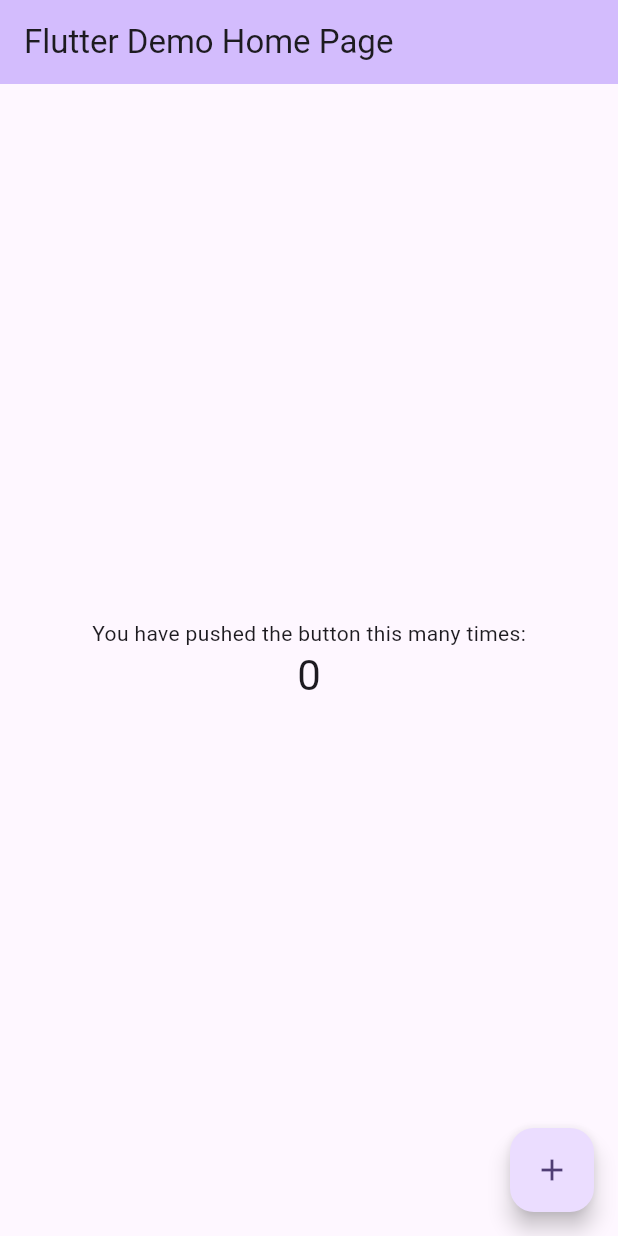
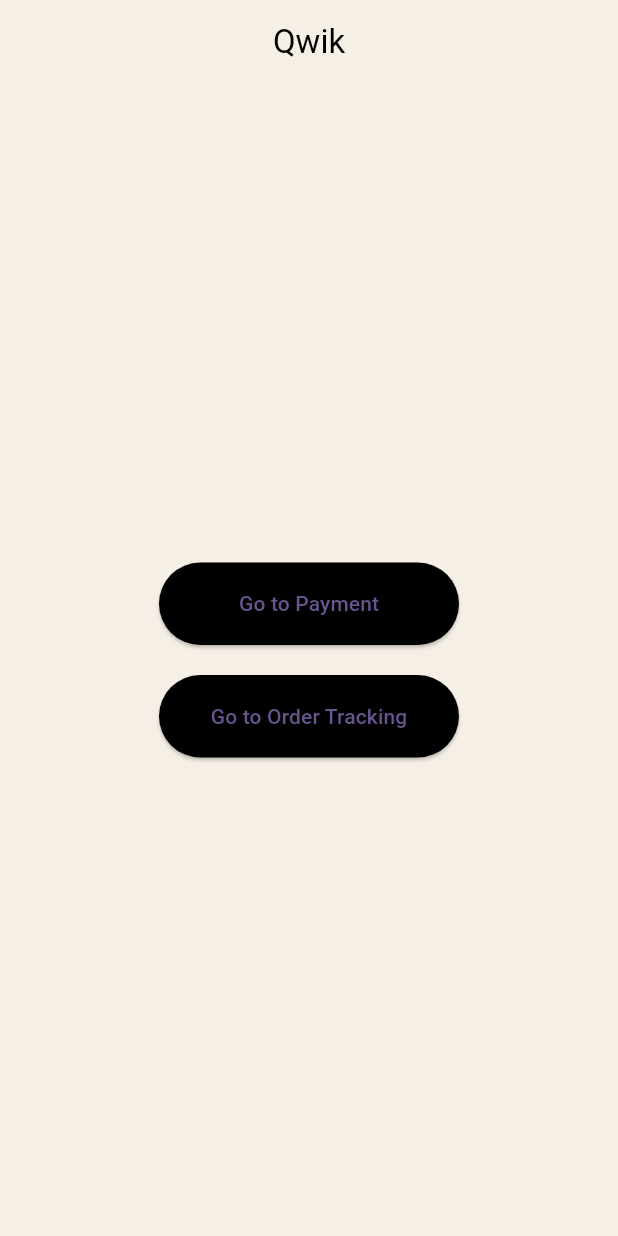
Before and after one commit to Devedemana/Qwik, a Flutter app: the screen it shows after launch, on a phone screen of 412 x 824 dp. Run offline on Flutter 3.47's test engine with Material 3 defaults, Android fonts, the light colour scheme and no system bars.

Commit message:
Frontend-Order and Payment System

```diff
--- a/mobile_app/lib/main.dart
+++ b/mobile_app/lib/main.dart
@@ -1,4 +1,133 @@
+// import 'package:flutter/material.dart';
+
+// void main() {
+//   runApp(const MyApp());
+// }
+
+// class MyApp extends StatelessWidget {
+//   const MyApp({super.key});
+
+//   // This widget is the root of your application.
+//   @override
+//   Widget build(BuildContext context) {
+//     return MaterialApp(
+//       title: 'Flutter Demo',
+//       theme: ThemeData(
+//         // This is the theme of your application.
+//         //
+//         // TRY THIS: Try running your application with "flutter run". You'll see
+//         // the application has a purple toolbar. Then, without quitting the app,
+//         // try changing the seedColor in the colorScheme below to Colors.green
+//         // and then invoke "hot reload" (save your changes or press the "hot
+//         // reload" button in a Flutter-supported IDE, or press "r" if you used
+//         // the command line to start the app).
+//         //
+//         // Notice that the counter didn't reset back to zero; the application
+//         // state is not lost during the reload. To reset the state, use hot
+//         // restart instead.
+//         //
+//         // This works for code too, not just values: Most code changes can be
+//         // tested with just a hot reload.
+//         colorScheme: .fromSeed(seedColor: Colors.deepPurple),
+//       ),
+//       home: const MyHomePage(title: 'Flutter Demo Home Page'),
+//     );
+//   }
+// }
+
+// class MyHomePage extends StatefulWidget {
+//   const MyHomePage({super.key, required this.title});
+
+//   // This widget is the home page of your application. It is stateful, meaning
+//   // that it has a State object (defined below) that contains fields that affect
+//   // how it looks.
+
+//   // This class is the configuration for the state. It holds the values (in this
+//   // case the title) provided by the parent (in this case the App widget) and
+//   // used by the build method of the State. Fields in a Widget subclass are
+//   // always marked "final".
+
+//   final String title;
+
+//   @override
+//   State<MyHomePage> createState() => _MyHomePageState();
+// }
+
+// class _MyHomePageState extends State<MyHomePage> {
+//   int _counter = 0;
+
+//   void _incrementCounter() {
+//     setState(() {
+//       // This call to setState tells the Flutter framework that something has
+//       // changed in this State, which causes it to rerun the build method below
+//       // so that the display can reflect the updated values. If we changed
+//       // _counter without calling setState(), then the build method would not be
+//       // called again, and so nothing would appear to happen.
+//       _counter++;
+//     });
+//   }
+
+//   @override
+//   Widget build(BuildContext context) {
+//     // This method is rerun every time setState is called, for instance as done
+//     // by the _incrementCounter method above.
+//     //
+//     // The Flutter framework has been optimized to make rerunning build methods
+//     // fast, so that you can just rebuild anything that needs updating rather
+//     // than having to individually change instances of widgets.
+//     return Scaffold(
+//       appBar: AppBar(
+//         // TRY THIS: Try changing the color here to a specific color (to
+//         // Colors.amber, perhaps?) and trigger a hot reload to see the AppBar
+//         // change color while the other colors stay the same.
+//         backgroundColor: Theme.of(context).colorScheme.inversePrimary,
+//         // Here we take the value from the MyHomePage object that was created by
+//         // the App.build method, and use it to set our appbar title.
+//         title: Text(widget.title),
+//       ),
+//       body: Center(
+//         // Center is a layout widget. It takes a single child and positions it
+//         // in the middle of the parent.
+//         child: Column(
+//           // Column is also a layout widget. It takes a list of children and
+//           // arranges them vertically. By default, it sizes itself to fit its
+//           // children horizontally, and tries to be as tall as its parent.
+//           //
+//           // Column has various properties to control how it sizes itself and
+//           // how it positions its children. Here we use mainAxisAlignment to
+//           // center the children vertically; the main axis here is the vertical
+//           // axis because Columns are vertical (the cross axis would be
+//           // horizontal).
+//           //
+//           // TRY THIS: Invoke "debug painting" (choose the "Toggle Debug Paint"
+//           // action in the IDE, or press "p" in the console), to see the
+//           // wireframe for each widget.
+//           mainAxisAlignment: .center,
+//           children: [
+//             const Text('You have pushed the button this many times:'),
+//             Text(
+//               '$_counter',
+//               style: Theme.of(context).textTheme.headlineMedium,
+//             ),
+//           ],
+//         ),
+//       ),
+//       floatingActionButton: FloatingActionButton(
+//         onPressed: _incrementCounter,
+//         tooltip: 'Increment',
+//         child: const Icon(Icons.add),
+//       ),
+//     );
+//   }
+// }
+
+
+
+
+
 import 'package:flutter/material.dart';
+import 'Frontend/oder_tracking.dart';
+import 'Frontend/payment.dart';
 
 void main() {
   runApp(const MyApp());
@@ -7,116 +136,71 @@ void main() {
 class MyApp extends StatelessWidget {
   const MyApp({super.key});
 
-  // This widget is the root of your application.
   @override
   Widget build(BuildContext context) {
     return MaterialApp(
-      title: 'Flutter Demo',
+      title: 'Qwik App',
       theme: ThemeData(
-        // This is the theme of your application.
-        //
-        // TRY THIS: Try running your application with "flutter run". You'll see
-        // the application has a purple toolbar. Then, without quitting the app,
-        // try changing the seedColor in the colorScheme below to Colors.green
-        // and then invoke "hot reload" (save your changes or press the "hot
-        // reload" button in a Flutter-supported IDE, or press "r" if you used
-        // the command line to start the app).
-        //
-        // Notice that the counter didn't reset back to zero; the application
-        // state is not lost during the reload. To reset the state, use hot
-        // restart instead.
-        //
-        // This works for code too, not just values: Most code changes can be
-        // tested with just a hot reload.
-        colorScheme: .fromSeed(seedColor: Colors.deepPurple),
+        colorScheme: ColorScheme.fromSeed(seedColor: Colors.deepPurple),
       ),
-      home: const MyHomePage(title: 'Flutter Demo Home Page'),
+      home: const HomePage(),
     );
   }
 }
 
-class MyHomePage extends StatefulWidget {
-  const MyHomePage({super.key, required this.title});
-
-  // This widget is the home page of your application. It is stateful, meaning
-  // that it has a State object (defined below) that contains fields that affect
-  // how it looks.
-
-  // This class is the configuration for the state. It holds the values (in this
-  // case the title) provided by the parent (in this case the App widget) and
-  // used by the build method of the State. Fields in a Widget subclass are
-  // always marked "final".
-
-  final String title;
-
-  @override
-  State<MyHomePage> createState() => _MyHomePageState();
-}
-
-class _MyHomePageState extends State<MyHomePage> {
-  int _counter = 0;
-
-  void _incrementCounter() {
-    setState(() {
-      // This call to setState tells the Flutter framework that something has
-      // changed in this State, which causes it to rerun the build method below
-      // so that the display can reflect the updated values. If we changed
-      // _counter without calling setState(), then the build method would not be
-      // called again, and so nothing would appear to happen.
-      _counter++;
-    });
-  }
+class HomePage extends StatelessWidget {
+  const HomePage({super.key});
 
   @override
   Widget build(BuildContext context) {
-    // This method is rerun every time setState is called, for instance as done
-    // by the _incrementCounter method above.
-    //
-    // The Flutter framework has been optimized to make rerunning build methods
-    // fast, so that you can just rebuild anything that needs updating rather
-    // than having to individually change instances of widgets.
     return Scaffold(
+      backgroundColor: const Color(0xFFF5EFE6),
       appBar: AppBar(
-        // TRY THIS: Try changing the color here to a specific color (to
-        // Colors.amber, perhaps?) and trigger a hot reload to see the AppBar
-        // change color while the other colors stay the same.
-        backgroundColor: Theme.of(context).colorScheme.inversePrimary,
-        // Here we take the value from the MyHomePage object that was created by
-        // the App.build method, and use it to set our appbar title.
-        title: Text(widget.title),
+        backgroundColor: Colors.transparent,
+        elevation: 0,
+        title: const Text("Qwik", style: TextStyle(color: Colors.black)),
+        centerTitle: true,
       ),
       body: Center(
-        // Center is a layout widget. It takes a single child and positions it
-        // in the middle of the parent.
         child: Column(
-          // Column is also a layout widget. It takes a list of children and
-          // arranges them vertically. By default, it sizes itself to fit its
-          // children horizontally, and tries to be as tall as its parent.
-          //
-          // Column has various properties to control how it sizes itself and
-          // how it positions its children. Here we use mainAxisAlignment to
-          // center the children vertically; the main axis here is the vertical
-          // axis because Columns are vertical (the cross axis would be
-          // horizontal).
-          //
-          // TRY THIS: Invoke "debug painting" (choose the "Toggle Debug Paint"
-          // action in the IDE, or press "p" in the console), to see the
-          // wireframe for each widget.
-          mainAxisAlignment: .center,
+          mainAxisAlignment: MainAxisAlignment.center,
           children: [
-            const Text('You have pushed the button this many times:'),
-            Text(
-              '$_counter',
-              style: Theme.of(context).textTheme.headlineMedium,
+            ElevatedButton(
+              style: ElevatedButton.styleFrom(
+                backgroundColor: Colors.black,
+                minimumSize: const Size(200, 55),
+                shape: RoundedRectangleBorder(
+                  borderRadius: BorderRadius.circular(30),
+                ),
+              ),
+              onPressed: () {
+                Navigator.push(
+                  context,
+                  MaterialPageRoute(builder: (_) => const PaymentPage()),
+                );
+              },
+              child: const Text("Go to Payment"),
+            ),
+            const SizedBox(height: 20),
+            ElevatedButton(
+              style: ElevatedButton.styleFrom(
+                backgroundColor: Colors.black,
+                minimumSize: const Size(200, 55),
+                shape: RoundedRectangleBorder(
+                  borderRadius: BorderRadius.circular(30),
+                ),
+              ),
+              onPressed: () {
+                Navigator.push(
+                  context,
+                  MaterialPageRoute(builder: (_) => const OrderTrackingPage()),
+                );
+              },
+              child: const Text("Go to Order Tracking"),
             ),
           ],
         ),
       ),
-      floatingActionButton: FloatingActionButton(
-        onPressed: _incrementCounter,
-        tooltip: 'Increment',
-        child: const Icon(Icons.add),
-      ),
     );
   }
 }
```
Also changed, not shown: mobile_app/Frontend/oder_tracking.dart (added, +82 -0 lines), mobile_app/Frontend/payment.dart (added, +87 -0 lines), mobile_app/lib/Frontend/oder_tracking.dart (added, +82 -0 lines), mobile_app/lib/Frontend/payment.dart (added, +87 -0 lines), mobile_app/pubspec.lock.
